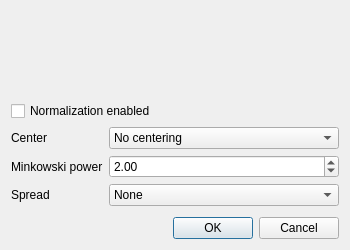
Before: the Qt Designer form ui/norm_settings.ui in eremeykin/ectgui2, drawn with Qt 5.
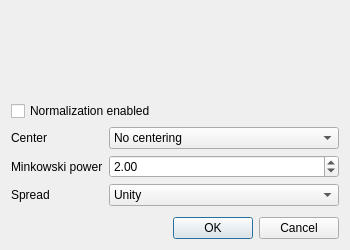
After: the same form once the commit is applied. Icons and pictures are not drawn.

```diff
--- a/ui/norm_settings.ui
+++ b/ui/norm_settings.ui
@@ -112,7 +112,7 @@
         <widget class="QComboBox" name="combo_box_spread">
          <item>
           <property name="text">
-           <string>None</string>
+           <string>Unity</string>
           </property>
          </item>
          <item>
```
